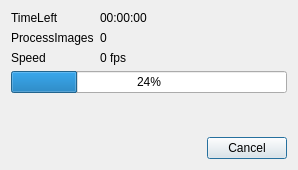
This is avidemux/qt4/ADM_userInterfaces/ADM_dialog/processing.ui in mean00/avidemux2 as Qt 5 draws it before an edit. The edited form follows.
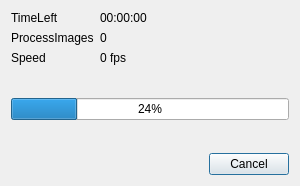
This is the edited form.

Commit message: [Qt] Tweak proportions of processing and working dialogs

Patch:
```diff
--- a/avidemux/qt4/ADM_userInterfaces/ADM_dialog/processing.ui
+++ b/avidemux/qt4/ADM_userInterfaces/ADM_dialog/processing.ui
@@ -6,14 +6,21 @@
    <rect>
     <x>0</x>
     <y>0</y>
-    <width>298</width>
-    <height>170</height>
+    <width>300</width>
+    <height>186</height>
    </rect>
   </property>
   <property name="windowTitle">
    <string>Dialog</string>
   </property>
   <layout class="QGridLayout" name="gridLayout">
+   <item row="0" column="0">
+    <widget class="QLabel" name="label">
+     <property name="text">
+      <string>TimeLeft</string>
+     </property>
+    </widget>
+   </item>
    <item row="0" column="1">
     <widget class="QLabel" name="labelTimeLeft">
      <property name="sizePolicy">
@@ -27,27 +34,6 @@
      </property>
     </widget>
    </item>
-   <item row="1" column="1">
-    <widget class="QLabel" name="labelImages">
-     <property name="text">
-      <string>0</string>
-     </property>
-    </widget>
-   </item>
-   <item row="3" column="0" colspan="2">
-    <widget class="QProgressBar" name="progressBar">
-     <property name="value">
-      <number>24</number>
-     </property>
-    </widget>
-   </item>
-   <item row="0" column="0">
-    <widget class="QLabel" name="label">
-     <property name="text">
-      <string>TimeLeft</string>
-     </property>
-    </widget>
-   </item>
    <item row="2" column="1">
     <widget class="QLabel" name="labelSpeed">
      <property name="text">
@@ -55,6 +41,13 @@
      </property>
     </widget>
    </item>
+   <item row="6" column="0" colspan="2">
+    <widget class="QDialogButtonBox" name="buttonBox">
+     <property name="standardButtons">
+      <set>QDialogButtonBox::Cancel</set>
+     </property>
+    </widget>
+   </item>
    <item row="2" column="0">
     <widget class="QLabel" name="label_2">
      <property name="text">
@@ -69,8 +62,8 @@
      </property>
     </widget>
    </item>
-   <item row="4" column="0">
-    <spacer name="verticalSpacer">
+   <item row="5" column="0">
+    <spacer name="verticalSpacer_2">
      <property name="orientation">
       <enum>Qt::Vertical</enum>
      </property>
@@ -80,18 +73,41 @@
      <property name="sizeHint" stdset="0">
       <size>
        <width>20</width>
-       <height>13</height>
+       <height>16</height>
       </size>
      </property>
     </spacer>
    </item>
-   <item row="5" column="0" colspan="2">
-    <widget class="QDialogButtonBox" name="buttonBox">
-     <property name="standardButtons">
-      <set>QDialogButtonBox::Cancel</set>
+   <item row="1" column="1">
+    <widget class="QLabel" name="labelImages">
+     <property name="text">
+      <string>0</string>
      </property>
     </widget>
    </item>
+   <item row="4" column="0" colspan="2">
+    <widget class="QProgressBar" name="progressBar">
+     <property name="value">
+      <number>24</number>
+     </property>
+    </widget>
+   </item>
+   <item row="3" column="0">
+    <spacer name="verticalSpacer_1">
+     <property name="orientation">
+      <enum>Qt::Vertical</enum>
+     </property>
+     <property name="sizeType">
+      <enum>QSizePolicy::MinimumExpanding</enum>
+     </property>
+     <property name="sizeHint" stdset="0">
+      <size>
+       <width>20</width>
+       <height>5</height>
+      </size>
+     </property>
+    </spacer>
+   </item>
   </layout>
  </widget>
  <resources/>
```
The commit also changes 1 other file.
